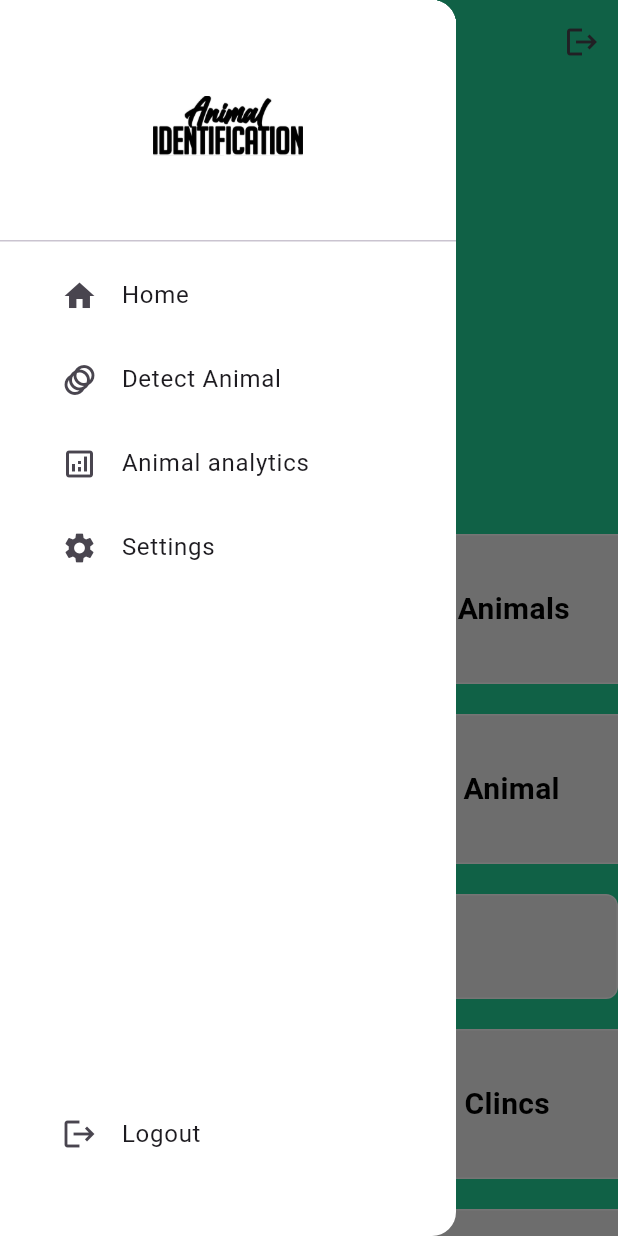
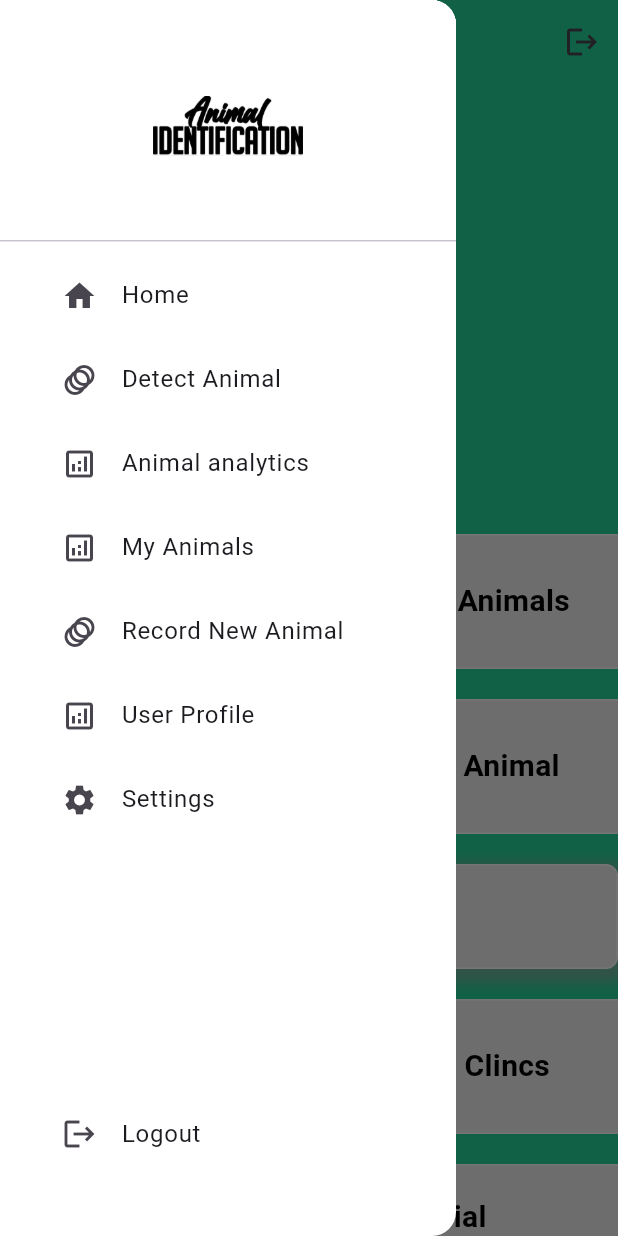
Before and after one commit to Unanimous07/animalds, a Flutter app: the screen it shows once a user with an empty profile is signed in, with the side drawer open, on a phone screen of 412 x 824 dp. Run offline on Flutter 3.47's test engine with Material 3 defaults, Android fonts, the phone set to English and light mode, and no system bars; our stand-ins replace animated_splash_screen, firebase_auth, firebase_core, image_picker, page_transition; accounts and stored records are empty.

Commit message:
updated home page

```diff
--- a/lib/components/dash_rectangle.dart
+++ b/lib/components/dash_rectangle.dart
@@ -16,6 +16,7 @@ class DashRectangle extends StatelessWidget {
       height: theight,
       width: 200,
       decoration: BoxDecoration(
+
         border: Border.all( color: Colors.white,),
         borderRadius: BorderRadius.circular(8),
         color: Colors.grey[200],
@@ -29,6 +30,7 @@ class DashRectangle extends StatelessWidget {
             fontSize: 20,
             fontWeight: FontWeight.bold,
 
+
           ),
         ),
       )
--- a/lib/components/my_drawer.dart
+++ b/lib/components/my_drawer.dart
@@ -14,9 +14,8 @@ class MyDrawer extends StatelessWidget {
     return Drawer(
       backgroundColor: Colors.white,
       child: Column(
-        mainAxisAlignment : MainAxisAlignment.spaceBetween,
+        mainAxisAlignment: MainAxisAlignment.spaceBetween,
         children: [
-
           Column(
             children: [
               DrawerHeader(
@@ -36,31 +35,48 @@ class MyDrawer extends StatelessWidget {
                   onTap: () {
                     Navigator.pop(context);
                     Navigator.pushNamed(context, '/dashboard');
-              } ),
-
+                  }),
               MyListTile(
                   text: "Detect Animal",
                   icon: Icons.animation,
                   onTap: () {
                     Navigator.pop(context);
                     Navigator.pushNamed(context, '/identify');
-              } ),
-
+                  }),
               MyListTile(
                   text: "Animal analytics",
                   icon: Icons.analytics_outlined,
                   onTap: () {
-
                     Navigator.pop(context);
                     Navigator.pushNamed(context, "/analytics");
-              } ),
-
+                  }),
+              MyListTile(
+                  text: "My Animals",
+                  icon: Icons.analytics_outlined,
+                  onTap: () {
+                    Navigator.pop(context);
+                    Navigator.pushNamed(context, "/analytics");
+                  }),
+              MyListTile(
+                  text: "Record New Animal",
+                  icon: Icons.animation,
+                  onTap: () {
+                    Navigator.pop(context);
+                    Navigator.pushNamed(context, '/identify');
+                  }),
+              MyListTile(
+                  text: "User Profile",
+                  icon: Icons.analytics_outlined,
+                  onTap: () {
+                    Navigator.pop(context);
+                    Navigator.pushNamed(context, "/analytics");
+                  }),
               MyListTile(
                   text: "Settings",
                   icon: Icons.settings,
                   onTap: () {
                     Navigator.pop(context);
-              } ),
+                  }),
             ],
           ),
           Padding(
@@ -71,10 +87,8 @@ class MyDrawer extends StatelessWidget {
                 onTap: () {
                   signOut;
                   Navigator.pop(context);
-                } ),
+                }),
           ),
-
-
         ],
       ),
     );
--- a/lib/pages/animal/animal_identification.dart
+++ b/lib/pages/animal/animal_identification.dart
@@ -4,7 +4,6 @@ import 'package:firebase_auth/firebase_auth.dart';
 import 'package:flutter/material.dart';
 import 'package:image_picker/image_picker.dart';
 import 'dart:io';
-import 'package:tflite/tflite.dart';
 
 
 class AnimalIdentification extends StatefulWidget {
--- a/lib/pages/home_page.dart
+++ b/lib/pages/home_page.dart
@@ -7,30 +7,28 @@ class HomePage extends StatefulWidget {
   HomePage({super.key});
   final user = FirebaseAuth.instance.currentUser;
 
-
   @override
   _HomePageState createState() => _HomePageState();
 }
 
 class _HomePageState extends State<HomePage> {
-
   void signUserOut() {
     FirebaseAuth.instance.signOut();
   }
 
   @override
   Widget build(BuildContext context) {
-    return SafeArea(child: Scaffold(
-
+    return SafeArea(
+        child: Scaffold(
       appBar: AppBar(
-        title: Center(child: Text(widget.user?.email ?? 'No Email', style: const TextStyle(
+        title: Center(
+            child: Text(widget.user?.email ?? 'No Email',
+                style: const TextStyle(
                   color: Colors.white,
                   fontSize: 20,
                   fontWeight: FontWeight.bold,
-
                 ))),
         backgroundColor: const Color(0xFF23D498),
-
         actions: [
           IconButton(
             onPressed: signUserOut,
@@ -48,7 +46,6 @@ class _HomePageState extends State<HomePage> {
             const SizedBox(
               height: 300,
             ),
-
             Row(
               mainAxisAlignment: MainAxisAlignment.center,
               children: [
@@ -56,10 +53,9 @@ class _HomePageState extends State<HomePage> {
                 GestureDetector(
                   child: const DashRectangle(
                     text: "All Animals",
-                        theight: 100.0,
+                    theight: 90.0,
                   ),
                   onTap: () {
-
                     Navigator.pushNamed(context, '/all_animals');
                   },
                 ),
@@ -70,20 +66,17 @@ class _HomePageState extends State<HomePage> {
                 GestureDetector(
                   child: const DashRectangle(
                     text: "Sick Animals",
-                        theight: 100.0,
+                    theight: 90.0,
                   ),
                   onTap: () {
-
                     Navigator.pushNamed(context, '/sick_animals');
                   },
                 ),
               ],
             ),
-
             const SizedBox(
               height: 20,
             ),
-
             Row(
               mainAxisAlignment: MainAxisAlignment.center,
               children: [
@@ -91,10 +84,9 @@ class _HomePageState extends State<HomePage> {
                 GestureDetector(
                   child: const DashRectangle(
                     text: "Identify Animal",
-                        theight: 100.0,
+                    theight: 90.0,
                   ),
                   onTap: () {
-
                     Navigator.pushNamed(context, '/identify');
                   },
                 ),
@@ -105,50 +97,49 @@ class _HomePageState extends State<HomePage> {
                 GestureDetector(
                   child: const DashRectangle(
                     text: "Add Animal",
-                        theight: 100.0,
+                    theight: 90.0,
                   ),
                   onTap: () {
-
                     Navigator.pushNamed(context, '/add_animal');
                   },
                 ),
               ],
             ),
-
             const SizedBox(
               height: 20,
             ),
-
             Container(
                 padding: const EdgeInsets.all(20),
                 height: 70,
                 width: 420,
                 decoration: BoxDecoration(
-        border: Border.all( color: Colors.white,),
+                  border: Border.all(
+                    color: Colors.white,
+                  ),
                   borderRadius: BorderRadius.circular(8),
                   color: Colors.grey[200],
-
+                  boxShadow: [
+                    BoxShadow(
+                      color: Colors.grey.withOpacity(0.6),
+                      spreadRadius: 5,
+                      blurRadius: 7,
+                      offset: const Offset(0, 4), // changes position of shadow
+                    ),
+                  ],
                 ),
                 child: const Center(
                   child: Text(
                     "OTHER FEATURES",
-          style: const TextStyle(
+                    style: TextStyle(
                       color: Colors.black,
                       fontSize: 20,
                       fontWeight: FontWeight.bold,
-
                     ),
                   ),
-      )
+                )),
+            const SizedBox(
+              height: 20,
             ),
-
-    const SizedBox(
-      height: 20,),
-
-
-
-
-
             Row(
               mainAxisAlignment: MainAxisAlignment.center,
               children: [
@@ -156,10 +147,9 @@ Container(
                 GestureDetector(
                   child: const DashRectangle(
                     text: "Animal Markets",
-                        theight: 100.0,
+                    theight: 90.0,
                   ),
                   onTap: () {
-
                     Navigator.pushNamed(context, '/markets');
                   },
                 ),
@@ -170,20 +160,17 @@ Container(
                 GestureDetector(
                   child: const DashRectangle(
                     text: "Vet Clincs",
-                        theight: 100.0,
+                    theight: 90.0,
                   ),
                   onTap: () {
-
                     Navigator.pushNamed(context, '/vet_clinics');
                   },
                 ),
               ],
             ),
-
             const SizedBox(
               height: 20,
             ),
-
             Row(
               mainAxisAlignment: MainAxisAlignment.center,
               children: [
@@ -191,10 +178,9 @@ Container(
                 GestureDetector(
                   child: const DashRectangle(
                     text: "Cold Houses",
-                        theight: 100.0,
+                    theight: 90.0,
                   ),
                   onTap: () {
-
                     Navigator.pushNamed(context, '/cold_houses');
                   },
                 ),
@@ -205,24 +191,20 @@ Container(
                 GestureDetector(
                   child: const DashRectangle(
                     text: "Financial Management",
-                        theight: 100.0,
+                    theight: 90.0,
                   ),
                   onTap: () {
-
                     Navigator.pushNamed(context, '/finance');
                   },
                 ),
               ],
             ),
-
             const SizedBox(
               height: 10,
             ),
-
           ],
         ),
       )),
-
     ));
   }
 }
--- a/lib/pages/register.dart
+++ b/lib/pages/register.dart
@@ -86,7 +86,7 @@ class _RegisterPageState extends State<RegisterPage> {
   @override
   Widget build(BuildContext context) {
     return Scaffold(
-      backgroundColor: Color(0xFF23D498), // Background color
+      backgroundColor: const Color(0xFF23D498), // Background color
       body: SafeArea(
         child: Center(
           child: SingleChildScrollView(
```
Also changed, not shown: pubspec.yaml (+1 -12 lines), 2 other files. Lines whose indentation alone changed are shown as unchanged.
